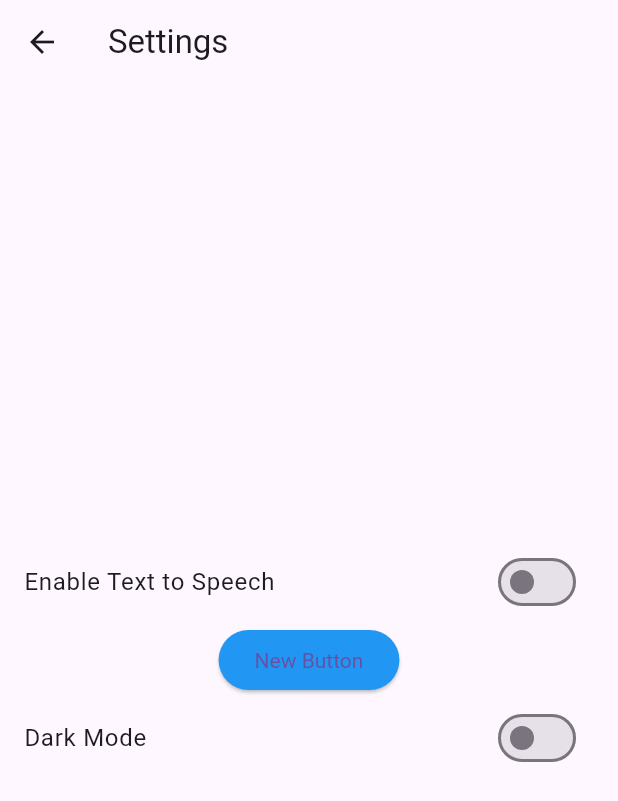
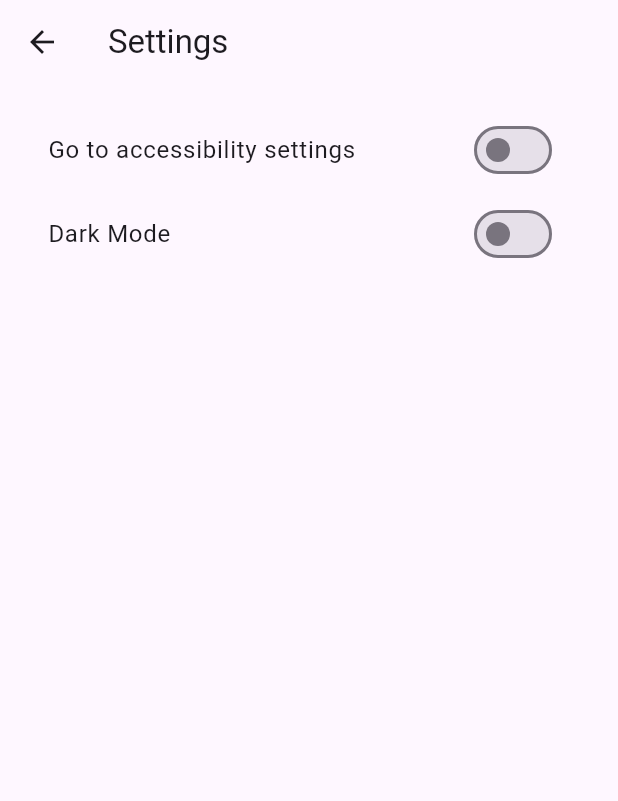
Before and after one commit to ariel-fu/CSE482, a Flutter app: the screen it shows after launch, after a tap on "Settings", on a phone screen of 412 x 824 dp. Shown: the top 801 px of the screen. Run offline on Flutter 3.47's test engine with Material 3 defaults, Android fonts, the phone set to English and light mode, and no system bars; our stand-ins replace file_picker, firebase_core, shared_preferences; missing offline and left inert: excel, survey_kit; accounts and stored records are empty.

Commit message:
dark theme done

```diff
--- a/odk_remake/lib/home.dart
+++ b/odk_remake/lib/home.dart
@@ -13,7 +13,6 @@ class Home extends StatelessWidget {
   const Home({Key? key}) : super(key: key);
 
   void _navigateToSavedExcelScreen(BuildContext context) {
-    TTSUtil.speak('You have navigated to the Saved Excel Files screen');
     Navigator.push(
       context,
       MaterialPageRoute(builder: (context) => SavedExcelScreen()),
@@ -21,7 +20,6 @@ class Home extends StatelessWidget {
   }
 
   void _navigateToStartAFormScreen(BuildContext context) {
-    TTSUtil.speak('You have navigated to the Start a Form screen');
     Navigator.push(
       context,
       MaterialPageRoute(builder: (context) => StartAFormScreen()),
@@ -29,7 +27,6 @@ class Home extends StatelessWidget {
   }
 
   void _navigateToSettingsScreen(BuildContext context) {
-    TTSUtil.speak('You have navigated to the Settings screen');
     Navigator.push(
       context,
       MaterialPageRoute(builder: (context) => SettingsScreen()),
@@ -153,7 +150,6 @@ class ButtonGrid extends StatelessWidget {
 class BlankScreen extends StatelessWidget {
   @override
   Widget build(BuildContext context) {
-    TTSUtil.speak('You have navigated to the Blank screen');
     return Scaffold(
       appBar: AppBar(title: Text('Blank')),
       body: Center(child: Text('Blank Page')),
--- a/odk_remake/lib/screens/settings.dart
+++ b/odk_remake/lib/screens/settings.dart
@@ -1,22 +1,11 @@
+import 'dart:io';
+
 import 'package:flutter/material.dart';
 import 'package:odk_remake/theme/theme_manager.dart';
 import 'package:shared_preferences/shared_preferences.dart';
-import 'package:flutter_tts/flutter_tts.dart';
 import 'package:provider/provider.dart';
+import 'package:url_launcher/url_launcher.dart';
 
-class TTSUtil {
-  static final FlutterTts _flutterTts = FlutterTts();
-
-  static Future<void> speak(String text) async {
-    final prefs = await SharedPreferences.getInstance();
-    final isTTSEnabled = prefs.getBool('ttsEnabled') ?? false;
-    if (isTTSEnabled) {
-      await _flutterTts.setLanguage("en-US");
-      await _flutterTts.setPitch(1.0);
-      await _flutterTts.speak(text);
-    }
-  }
-}
 
 class SettingsScreen extends StatefulWidget {
   @override
@@ -29,51 +18,23 @@ class _SettingsScreenState extends State<SettingsScreen> {
   @override
   void initState() {
     super.initState();
-    _loadTTSSetting();
   }
 
-  Future<void> _loadTTSSetting() async {
-    final prefs = await SharedPreferences.getInstance();
-    setState(() {
-      _isTTSEnabled = prefs.getBool('ttsEnabled') ?? false;
-    });
-  }
-
-  Future<void> _updateTTSSetting(bool value) async {
-    final prefs = await SharedPreferences.getInstance();
-    setState(() {
-      _isTTSEnabled = value;
-      prefs.setBool('ttsEnabled', value);
-    });
-    if (value) {
-      await TTSUtil.speak('Text to speech is now enabled');
-    }
-  }
 
   @override
   Widget build(BuildContext context) {
-
     final themeManager = Provider.of<ThemeManager>(context);
 
     return Scaffold(
       appBar: AppBar(title: Text('Settings')),
-      body: Center(
-        child: Column(
-          mainAxisAlignment: MainAxisAlignment.center,
+      body: ListView(
+        padding: EdgeInsets.all(16.0),
         children: [
           SwitchListTile(
-              title: Text('Enable Text to Speech'),
+            title: Text('Go to accessibility settings'),
             value: _isTTSEnabled,
             onChanged: (bool value) {
-                _updateTTSSetting(value);
             },
-            ),
-            ElevatedButton(
-              onPressed: () {
-                // Add the functionality
-                print('Button pressed');
-              },
-              child: Text('New Button'),
           ),
           SwitchListTile(
             title: Text('Dark Mode'),
@@ -84,7 +45,6 @@ class _SettingsScreenState extends State<SettingsScreen> {
           ),
         ],
       ),
-      ),
     );
   }
 }
--- a/odk_remake/lib/theme/theme_constants.dart
+++ b/odk_remake/lib/theme/theme_constants.dart
@@ -16,6 +16,11 @@ ThemeData lightTheme = ThemeData(
       textStyle: WidgetStateProperty.all<TextStyle>(const TextStyle(color: Colors.white))
     ),
   ),
+  floatingActionButtonTheme: const FloatingActionButtonThemeData(
+    backgroundColor: COLOR_PRIMARY_LIGHT,
+    extendedTextStyle: TextStyle(color: Colors.white),
+    foregroundColor: Colors.white,
+  ),
 );
 
 // Define the dark theme
@@ -28,4 +33,10 @@ ThemeData darkTheme = ThemeData(
       textStyle: WidgetStateProperty.all<TextStyle>(const TextStyle(color: Colors.white))
     ),
   ),
+  floatingActionButtonTheme: const FloatingActionButtonThemeData(
+    backgroundColor: COLOR_PRIMARY_DARK,
+    extendedTextStyle: TextStyle(color: Colors.white),
+    foregroundColor: Colors.white,
+  ),
+
 );
```
Also changed, not shown: odk_remake/lib/screens/form.dart (+18 -7 lines). Lines whose indentation alone changed are shown as unchanged.
